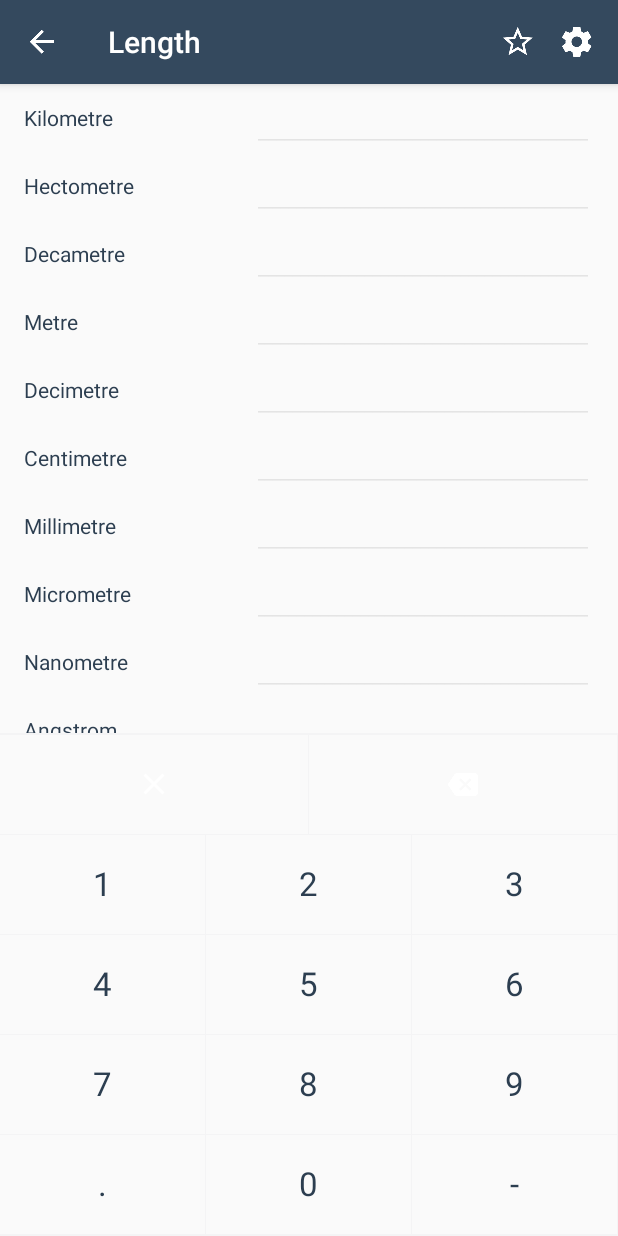
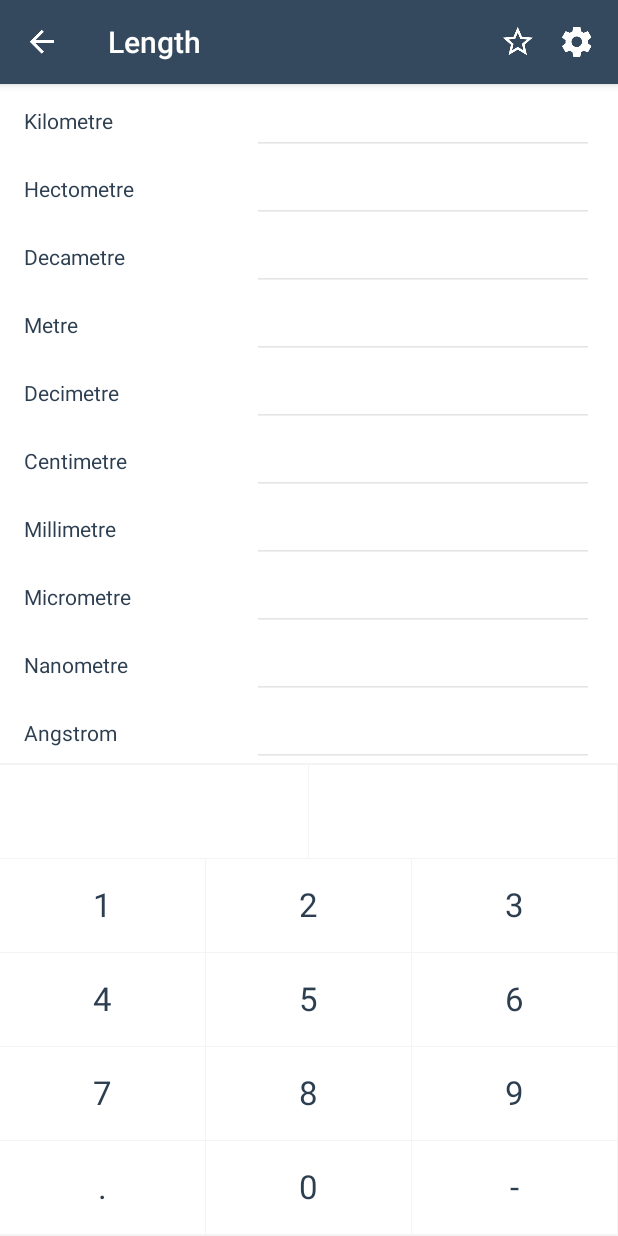
Before and after one commit to yarus777/Converter, an Android app: the screen it shows after launch (MainActivity), after a tap on "Length", on a phone screen of 412 x 824 dp. Run offline under Robolectric (Android 15) with nearby library versions, the phone set to English and light mode, and no system bars; libraries missing offline, so code that uses them is left out: com.inappertising.ads, com.j256.ormlite; plain views replace BannerView; 4 statements that could not run were skipped; 3 other taps on this screen came first.

Commit message:
Background colors were changed

```diff
--- a/app/src/main/res/layout/category_list_item.xml
+++ b/app/src/main/res/layout/category_list_item.xml
@@ -2,7 +2,8 @@
 <LinearLayout xmlns:android="http://schemas.android.com/apk/res/android"
     android:layout_width="match_parent"
     android:layout_height="match_parent"
-    android:orientation="vertical">
+    android:orientation="vertical"
+    android:background="@color/whiteColor">
 
     <LinearLayout
         android:layout_width="match_parent"
--- a/app/src/main/res/layout/converter_fragment.xml
+++ b/app/src/main/res/layout/converter_fragment.xml
@@ -3,7 +3,8 @@
     xmlns:app="http://schemas.android.com/apk/res-auto"
     android:layout_width="match_parent"
     android:layout_height="match_parent"
-    android:orientation="vertical">
+    android:orientation="vertical"
+    android:background="@color/whiteColor">
 
 
     <android.support.v7.widget.RecyclerView
@@ -13,7 +14,9 @@
         android:layout_above="@+id/view_keyboard"
         android:layout_alignParentTop="true"
         android:layout_marginLeft="@dimen/activity_horizontal_margin"
-        android:layout_marginRight="@dimen/activity_horizontal_margin">
+        android:layout_marginRight="@dimen/activity_horizontal_margin"
+        android:layout_marginTop="2dp"
+        android:layout_marginBottom="2dp">
     </android.support.v7.widget.RecyclerView>
 
     <com.unit.converter.views.MyKeyboardView
--- a/app/src/main/res/layout/favorites_fragment.xml
+++ b/app/src/main/res/layout/favorites_fragment.xml
@@ -4,7 +4,8 @@
     android:layout_width="match_parent"
     android:layout_height="match_parent"
     android:orientation="vertical"
-    android:padding="@dimen/activity_horizontal_margin">
+    android:padding="@dimen/activity_horizontal_margin"
+    android:background="@color/whiteColor">
 
     <android.support.v7.widget.RecyclerView
         android:id="@+id/favorites_recycler_view"
--- a/app/src/main/res/layout/main_fragment.xml
+++ b/app/src/main/res/layout/main_fragment.xml
@@ -3,7 +3,8 @@
     xmlns:android="http://schemas.android.com/apk/res/android"
     android:layout_width="match_parent"
     android:layout_height="match_parent"
-    android:orientation="vertical">
+    android:orientation="vertical"
+    android:background="@color/whiteColor">
 
     <ListView
         android:id="@+id/categories_list_view"
--- a/app/src/main/res/layout/settings_fragment.xml
+++ b/app/src/main/res/layout/settings_fragment.xml
@@ -3,7 +3,8 @@
     android:layout_width="match_parent"
     android:layout_height="match_parent"
     android:orientation="vertical"
-    android:padding="@dimen/activity_horizontal_margin">
+    android:padding="@dimen/activity_horizontal_margin"
+    android:background="@color/whiteColor">
 
     <LinearLayout
         android:layout_width="match_parent"
--- a/app/src/main/res/layout/subcategory_list_item.xml
+++ b/app/src/main/res/layout/subcategory_list_item.xml
@@ -2,7 +2,8 @@
 <LinearLayout xmlns:android="http://schemas.android.com/apk/res/android"
     android:layout_width="match_parent"
     android:layout_height="match_parent"
-    android:orientation="vertical">
+    android:orientation="vertical"
+    android:background="@color/subcategory_color">
 
     <LinearLayout
         android:layout_width="match_parent"
--- a/app/src/main/res/values/colors.xml
+++ b/app/src/main/res/values/colors.xml
@@ -3,10 +3,11 @@
     <color name="colorPrimary">#34495E</color>
     <color name="colorPrimaryDark">#2C3E50</color>
     <color name="colorAccent">#616161</color>
-    <color name="whiteColor">#FAFAFA</color>
+    <color name="whiteColor">#FFFFFF</color>
     <color name="blackColor">#000</color>
     <color name="icons_color">#303030</color>
     <color name="arrow_color">#D2D2D2</color>
     <color name="subcategory_text_color">#616161</color>
     <color name="edit_line_color">#E4E4E4</color>
+    <color name="subcategory_color">#FAFAFA</color>
 </resources>
--- a/app/src/main/res/xml/keyboard_comma.xml
+++ b/app/src/main/res/xml/keyboard_comma.xml
@@ -1,7 +1,7 @@
 <?xml version="1.0" encoding="utf-8"?>
 <Keyboard xmlns:android="http://schemas.android.com/apk/res/android"
     android:horizontalGap="1dp"
-    android:keyHeight="8%p"
+    android:keyHeight="7.5%p"
     android:keyWidth="33.33333%p"
     android:verticalGap="1dp">
 
--- a/app/src/main/res/xml/keyboard_number.xml
+++ b/app/src/main/res/xml/keyboard_number.xml
@@ -1,7 +1,7 @@
 <?xml version="1.0" encoding="utf-8"?>
 <Keyboard xmlns:android="http://schemas.android.com/apk/res/android"
     android:horizontalGap="1dp"
-    android:keyHeight="8%p"
+    android:keyHeight="7.5%p"
     android:keyWidth="33.33333%p"
     android:verticalGap="1dp">
 
```
